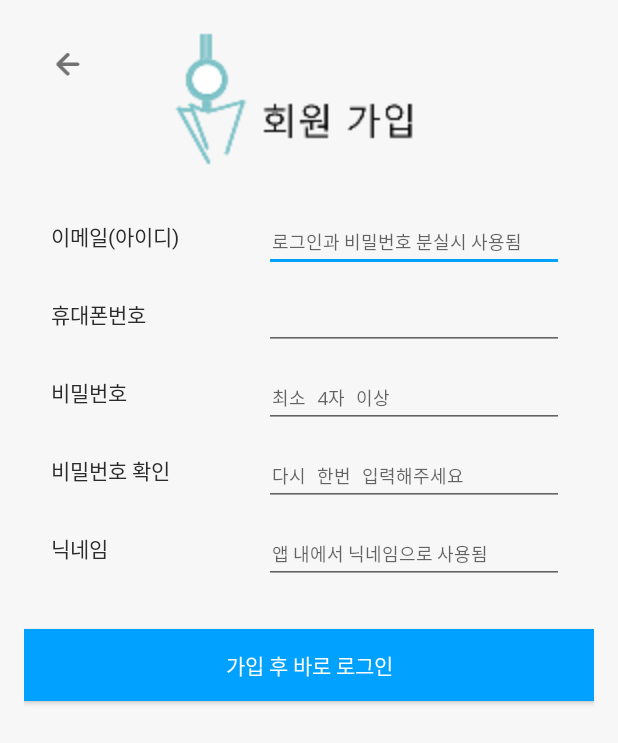
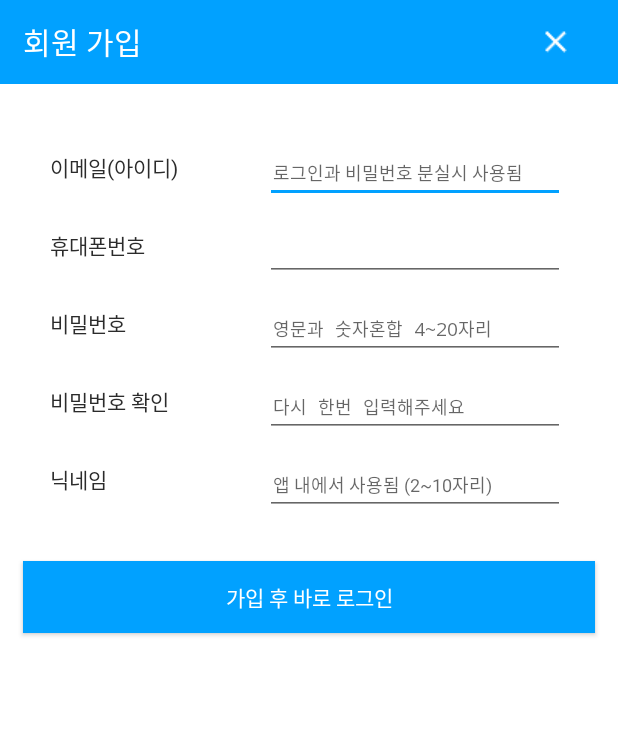
Before and after one commit to kyounginbaek/Adlots_android, an Android app: the SignupActivity screen opened directly, with no data from a screen before it, on a phone screen of 412 x 824 dp. Shown: the top 743 px of the screen. Run offline under Robolectric (Android 15) with nearby library versions, the phone set to English and light mode, and no system bars; libraries missing offline, so code that uses them is left out: retrofit.client; Roboto replaces fonts that are not available here; 1 statement that could not run was skipped.

Commit message:
2016.05.30.#1

```diff
--- a/app/src/main/java/com/adlots/android/activity/MainActivity/MainFirstPage.java
+++ b/app/src/main/java/com/adlots/android/activity/MainActivity/MainFirstPage.java
@@ -1,6 +1,7 @@
 package com.adlots.android.activity.MainActivity;
 
 import android.content.Context;
+import android.content.SharedPreferences;
 import android.os.Bundle;
 import android.support.v4.app.Fragment;
 import android.view.LayoutInflater;
@@ -52,6 +53,9 @@ public class MainFirstPage extends Fragment {
         adlistView.loadAdList();
         */
 
+        SharedPreferences pref = getActivity().getSharedPreferences("pref", mainfirstContext.MODE_PRIVATE);
+        String pref_nickname = pref.getString("nickname", "");
+        TnkSession.setUserName(mainfirstContext, pref_nickname);
         tnk.setOnClickListener(new View.OnClickListener() {
             @Override
             public void onClick(View v) {
--- a/app/src/main/java/com/adlots/android/activity/SignupActivity.java
+++ b/app/src/main/java/com/adlots/android/activity/SignupActivity.java
@@ -9,6 +9,7 @@ import android.telephony.TelephonyManager;
 import android.view.View;
 import android.widget.Button;
 import android.widget.EditText;
+import android.widget.ImageView;
 import android.widget.Toast;
 
 import com.adlots.android.R;
@@ -26,7 +27,6 @@ import retrofit.client.Response;
 
 public class SignupActivity extends Activity {
 
-    Button btn_signup_back;
     Button btn_signup;
     EditText edt_signup_email;
     EditText edt_signup_phone;
@@ -46,7 +46,7 @@ public class SignupActivity extends Activity {
         edt_signup_passcheck = (EditText)findViewById(R.id.edt_signup_passcheck);
         edt_signup_nickname = (EditText)findViewById(R.id.edt_signup_nickname);
         btn_signup = (Button)findViewById(R.id.btn_signup);
-        btn_signup_back = (Button)findViewById(R.id.btn_signup_back);
+        ImageView btn_signup_back = (ImageView)findViewById(R.id.signup_btn_x);
 
         edt_signup_email.setNextFocusDownId(R.id.edt_signup_password);
         phone = getPhoneNumber();
--- a/app/src/main/res/layout/activity_signup.xml
+++ b/app/src/main/res/layout/activity_signup.xml
@@ -1,35 +1,57 @@
 <?xml version="1.0" encoding="utf-8"?>
 <RelativeLayout xmlns:android="http://schemas.android.com/apk/res/android"
     android:layout_width="match_parent"
-    android:layout_height="match_parent" android:paddingLeft="@dimen/activity_horizontal_margin"
-    android:paddingRight="@dimen/activity_horizontal_margin"
-    android:paddingTop="@dimen/activity_vertical_margin"
-    android:paddingBottom="@dimen/activity_vertical_margin"
-    android:background="@color/background"
+    android:layout_height="match_parent"
+    android:background="#ffffff"
     >
 
-    <Button
-        android:id="@+id/btn_signup_back"
-        android:layout_width="59.6dp"
-        android:layout_height="53.3dp"
-        android:background="@drawable/icon_back"
-        android:layout_gravity="start"
-        />
+    <LinearLayout
+        android:layout_width="fill_parent"
+        android:layout_height="56dp"
+        android:background="#01a1ff"
+        >
+        <LinearLayout
+            android:layout_width="wrap_content"
+            android:layout_height="fill_parent"
+            android:layout_weight="9"
+            >
+            <TextView
+                android:layout_marginLeft="15dp"
+                android:layout_width="wrap_content"
+                android:layout_height="wrap_content"
+                android:layout_gravity="center_vertical"
+                android:text="회원 가입"
+                android:textSize="20dp"
+                android:textColor="#ffffff"
+                />
 
-    <Button
-        android:layout_width="200dp"
-        android:layout_height="100dp"
-        android:layout_marginLeft="80dp"
-        android:background="@drawable/sign_up"
-        />
+        </LinearLayout>
+        <LinearLayout
+            android:layout_width="wrap_content"
+            android:layout_height="wrap_content"
+            android:layout_weight="1"
+            android:layout_gravity="center|left"
+            >
+            <ImageView
+                android:layout_width="24dp"
+                android:layout_height="24dp"
+                android:orientation="vertical"
+                android:background="@drawable/x"
+                android:id="@+id/signup_btn_x"
+                />
+        </LinearLayout>
+
+    </LinearLayout>
 
     <ScrollView
-        android:layout_marginTop="120dp"
+        android:layout_marginTop="90dp"
+        android:layout_marginLeft="15dp"
+        android:layout_marginRight="15dp"
+        android:layout_marginBottom="15dp"
         android:layout_width="fill_parent"
         android:layout_height="wrap_content"
         android:id="@+id/scrollView"
         android:layout_alignParentStart="true">
-
 
         <LinearLayout
             android:layout_width="fill_parent"
@@ -131,7 +153,7 @@
                     android:inputType="textPassword"
                     android:textColor="#666666"
                     android:textSize="12dp"
-                    android:hint="최소 4자 이상"
+                    android:hint="영문과 숫자혼합 4~20자리"
                     android:paddingStart="5dp" />
 
             </RelativeLayout>
@@ -192,7 +214,7 @@
                     android:layout_width="200dp"
                     android:layout_height="40dp"
                     android:layout_gravity="right"
-                    android:hint="앱 내에서 닉네임으로 사용됨"
+                    android:hint="앱 내에서 사용됨 (2~10자리)"
                     android:textColor="#666666"
                     android:textSize="12dp"
                     android:paddingStart="5dp" />
@@ -204,7 +226,7 @@
     </ScrollView>
 
     <Button
-        android:layout_marginTop="30dp"
+        android:layout_margin="15dp"
         android:layout_width="match_parent"
         android:layout_height="wrap_content"
         android:id="@+id/btn_signup"
```
Also changed, not shown: app/src/main/res/layout/popup_main_fourth_winnerlist.xml (indentation only).
